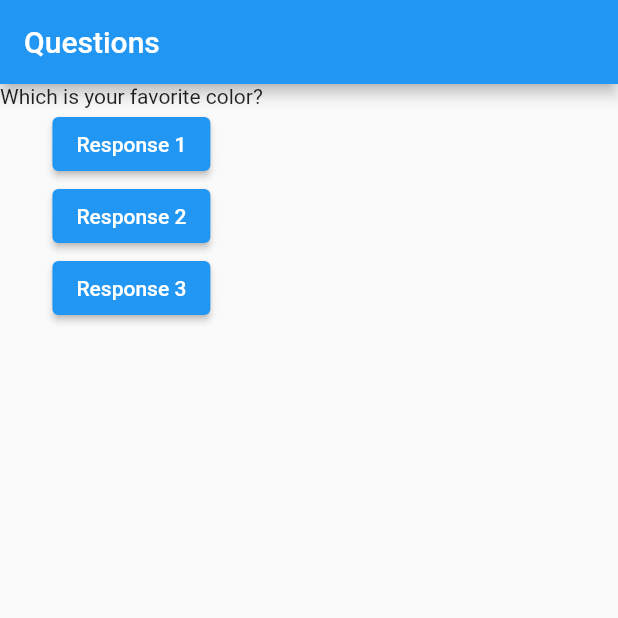
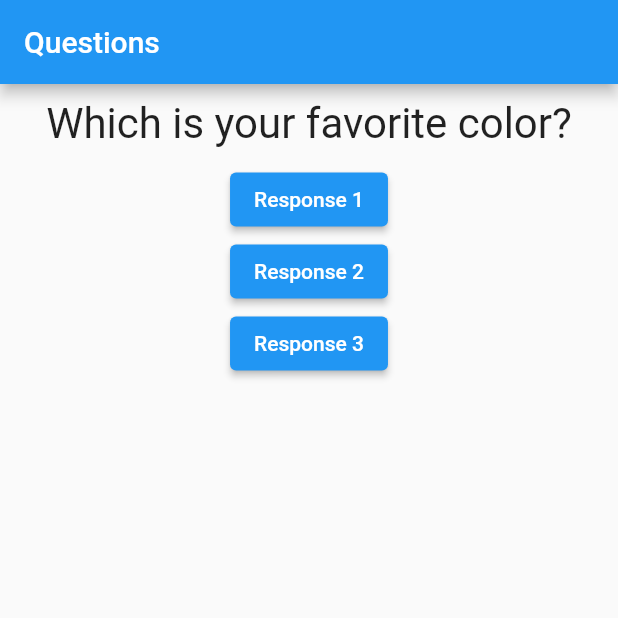
Before and after one commit to edupiorini/programa_perguntas, a Flutter app: the screen it shows after launch, on a phone screen of 412 x 824 dp, the top half of it. Run offline on Flutter 3.47's test engine with Material 2 defaults, Android fonts, the phone set to English and light mode, and no system bars.

Commit message:
Container applied to Text

```diff
--- a/lib/questao.dart
+++ b/lib/questao.dart
@@ -6,6 +6,14 @@ class Questao extends StatelessWidget {
   Questao(this.text);
   @override
   Widget build(BuildContext context) {
-    return Text(text);
+    return Container(
+      width: double.infinity,
+      margin: EdgeInsets.all(10),
+      child: Text(
+        text,
+        style: TextStyle(fontSize: 28),
+        textAlign: TextAlign.center,
+      ),
+    );
   }
 }
```
